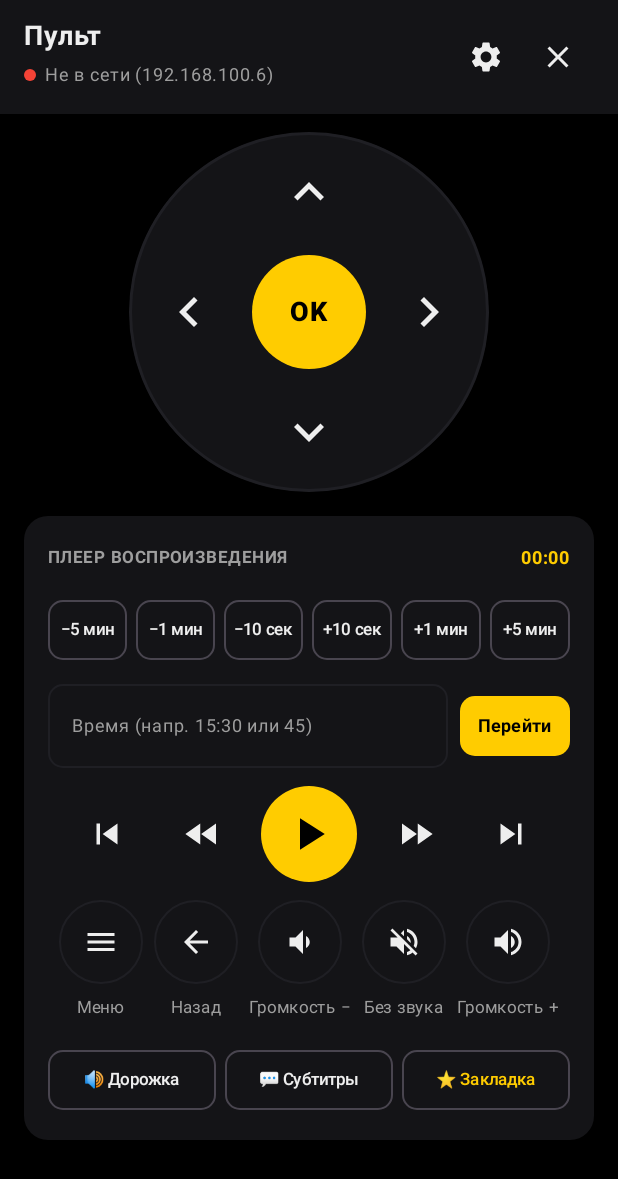
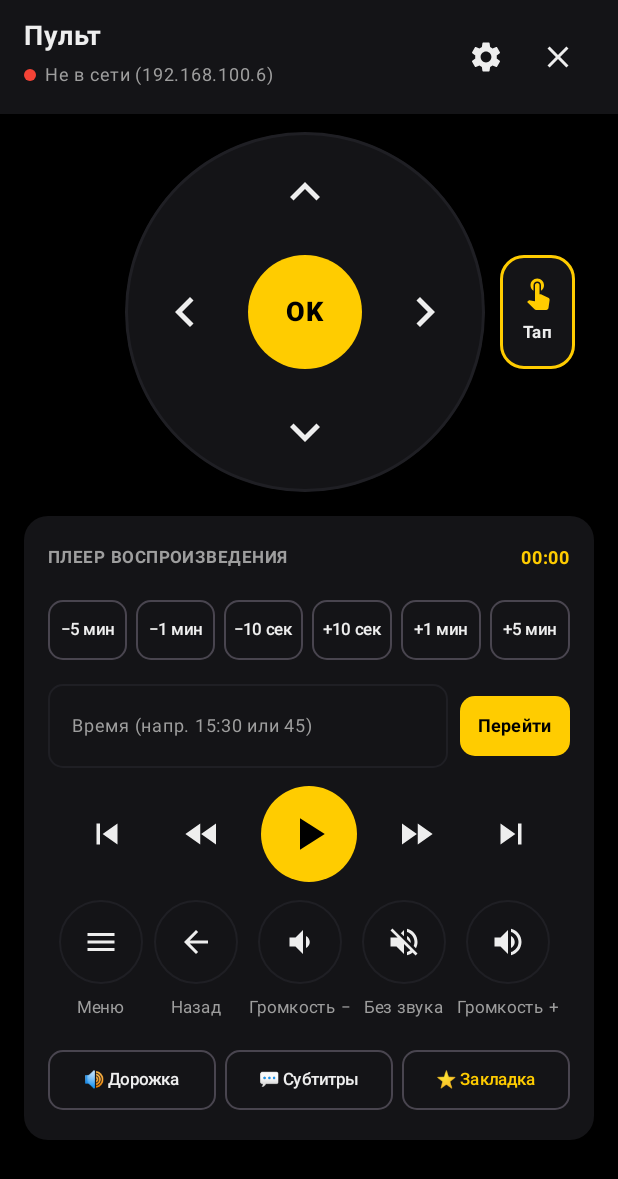
Before and after one commit to upeunen/Structure--YNDX-0001-, an Android app built with Jetpack Compose: the composable RemoteScreen shown on its own in the app's theme, on a phone screen of 412 x 824 dp. Shown: the top 1179 px of the screen. Run offline under Robolectric (Android 15) with nearby library versions, the phone set to English and light mode, and no system bars.

Commit message:
Добавлена кнопка Тап возле джойстика и динамический значок Play/Пауза на всех экранах

```diff
--- a/app/src/main/java/ru/yandex/station/remote/ui/CinemaScreen.kt
+++ b/app/src/main/java/ru/yandex/station/remote/ui/CinemaScreen.kt
@@ -609,7 +609,11 @@ fun CinemaScreen(
                                 modifier = Modifier.size(50.dp)
                             ) {
                                 Box(contentAlignment = Alignment.Center, modifier = Modifier.fillMaxSize()) {
-                                    Icon(Icons.Default.PlayArrow, contentDescription = "Пауза/Плей", tint = Color.Black)
+                                    Icon(
+                                        imageVector = if (uiState.isPlaying) Icons.Default.Pause else Icons.Default.PlayArrow,
+                                        contentDescription = if (uiState.isPlaying) "Пауза" else "Воспроизведение",
+                                        tint = Color.Black
+                                    )
                                 }
                             }
 
--- a/app/src/main/java/ru/yandex/station/remote/ui/RemoteScreen.kt
+++ b/app/src/main/java/ru/yandex/station/remote/ui/RemoteScreen.kt
@@ -2,6 +2,7 @@ package ru.yandex.station.remote.ui
 
 import android.content.ClipboardManager
 import android.content.Context
+import androidx.compose.foundation.BorderStroke
 import androidx.compose.foundation.Canvas
 import androidx.compose.foundation.background
 import androidx.compose.foundation.border
@@ -125,7 +126,14 @@ fun RemoteScreen(
             horizontalAlignment = Alignment.CenterHorizontally,
             verticalArrangement = Arrangement.spacedBy(16.dp)
         ) {
-            // Блок кнопок навигации D-Pad
+            // Блок кнопок навигации D-Pad и кнопка Тап возле джойстика
+            Row(
+                modifier = Modifier.fillMaxWidth(),
+                horizontalArrangement = Arrangement.Center,
+                verticalAlignment = Alignment.CenterVertically
+            ) {
+                Spacer(modifier = Modifier.width(54.dp))
+
                 DPadController(
                     onUp = { viewModel.sendKeyEvent(19) },
                     onDown = { viewModel.sendKeyEvent(20) },
@@ -134,9 +142,41 @@ fun RemoteScreen(
                     onOk = { viewModel.sendKeyEvent(66) }
                 )
 
+                Spacer(modifier = Modifier.width(10.dp))
+
+                Surface(
+                    onClick = { viewModel.tapCenter() },
+                    shape = RoundedCornerShape(16.dp),
+                    color = DarkSurface,
+                    border = BorderStroke(1.5.dp, AccentYandex),
+                    modifier = Modifier.size(width = 50.dp, height = 76.dp)
+                ) {
+                    Column(
+                        modifier = Modifier.fillMaxSize(),
+                        horizontalAlignment = Alignment.CenterHorizontally,
+                        verticalArrangement = Arrangement.Center
+                    ) {
+                        Icon(
+                            imageVector = Icons.Default.TouchApp,
+                            contentDescription = "Тап",
+                            tint = AccentYandex,
+                            modifier = Modifier.size(24.dp)
+                        )
+                        Spacer(modifier = Modifier.height(3.dp))
+                        Text(
+                            text = "Тап",
+                            fontSize = 11.sp,
+                            fontWeight = FontWeight.Bold,
+                            color = TextPrimary
+                        )
+                    }
+                }
+            }
+
             // Плеер воспроизведения ТВ (Play, Pause, Плавная перемотка, Громкость, Меню, Дорожка, Субтитры)
             MediaPlaybackCard(
                 playbackSec = uiState.activePlaybackSec,
+                isPlaying = uiState.isPlaying,
                 onSeekRelative = { viewModel.seekRelativeSeconds(it) },
                 onSeekExact = { viewModel.seekToExactTime(it) },
                 onPlayPause = { viewModel.mediaPlayPause() },
@@ -162,6 +202,7 @@ fun RemoteScreen(
 @Composable
 fun MediaPlaybackCard(
     playbackSec: Long,
+    isPlaying: Boolean,
     onSeekRelative: (Long) -> Unit,
     onSeekExact: (String) -> Unit,
     onPlayPause: () -> Unit,
@@ -319,8 +360,8 @@ fun MediaPlaybackCard(
                         modifier = Modifier.fillMaxSize()
                     ) {
                         Icon(
-                            imageVector = Icons.Default.PlayArrow,
-                            contentDescription = "Плей / Пауза",
+                            imageVector = if (isPlaying) Icons.Default.Pause else Icons.Default.PlayArrow,
+                            contentDescription = if (isPlaying) "Пауза" else "Воспроизведение",
                             tint = Color.Black,
                             modifier = Modifier.size(36.dp)
                         )
```
Also changed, not shown: app/src/main/java/ru/yandex/station/remote/ui/RemoteViewModel.kt (+27 -4 lines), app/src/main/java/ru/yandex/station/remote/ui/YouTubeScreen.kt (+6 -1 lines), 2 other files. Lines whose indentation alone changed are shown as unchanged.
